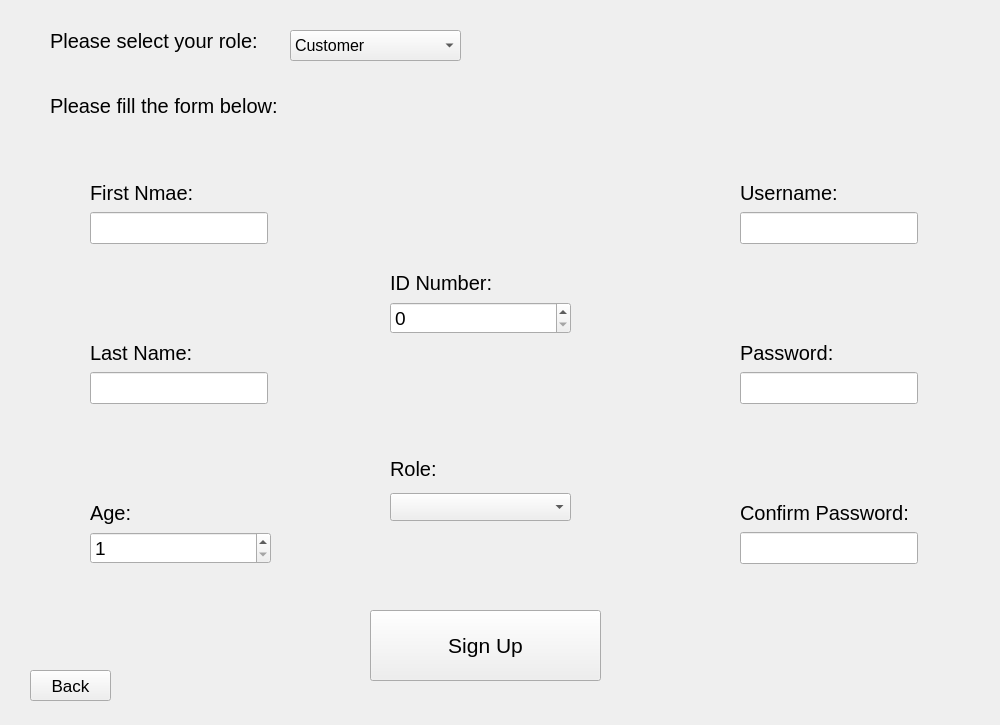
Old version of the form source/employee_signup.ui in the repository NimaMousavian/FBT-Market-Management-Application.
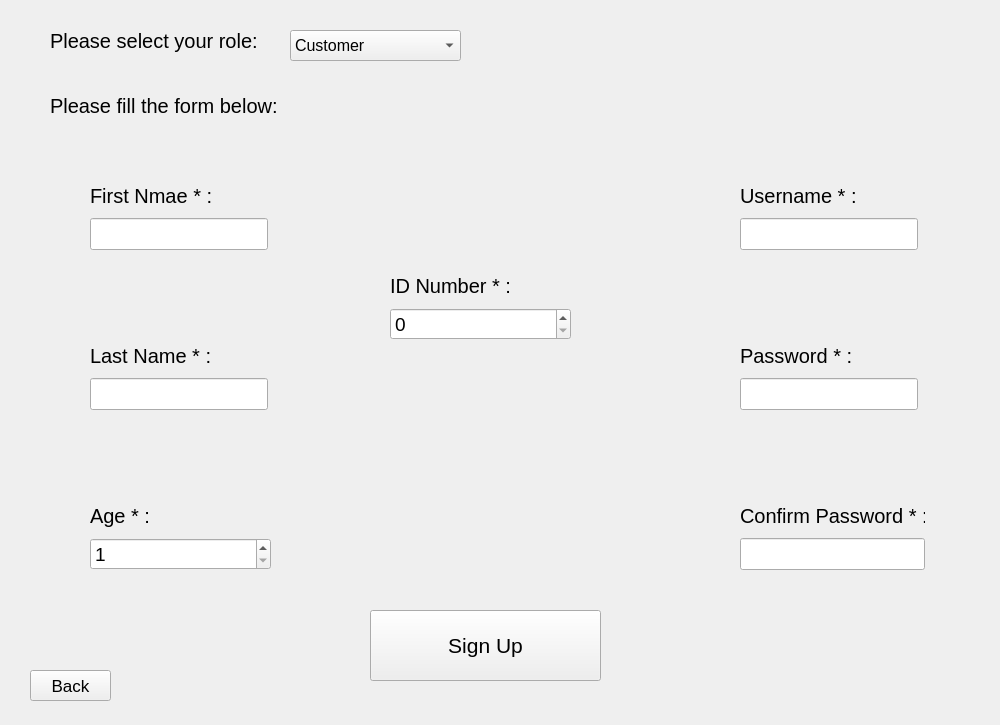
New version of the form.

What changed in the file:
```diff
--- a/source/employee_signup.ui
+++ b/source/employee_signup.ui
@@ -61,7 +61,7 @@
      <x>90</x>
      <y>340</y>
      <width>178</width>
-     <height>64</height>
+     <height>70</height>
     </rect>
    </property>
    <layout class="QVBoxLayout" name="verticalLayout_4">
@@ -73,7 +73,7 @@
        </font>
       </property>
       <property name="text">
-       <string>Last Name:</string>
+       <string>Last Name * :</string>
       </property>
      </widget>
     </item>
@@ -94,7 +94,7 @@
      <x>90</x>
      <y>180</y>
      <width>178</width>
-     <height>64</height>
+     <height>70</height>
     </rect>
    </property>
    <layout class="QVBoxLayout" name="verticalLayout">
@@ -106,7 +106,7 @@
        </font>
       </property>
       <property name="text">
-       <string>First Nmae:</string>
+       <string>First Nmae * :</string>
       </property>
      </widget>
     </item>
@@ -130,7 +130,7 @@
      <x>90</x>
      <y>500</y>
      <width>181</width>
-     <height>64</height>
+     <height>70</height>
     </rect>
    </property>
    <layout class="QVBoxLayout" name="verticalLayout_5">
@@ -142,7 +142,7 @@
        </font>
       </property>
       <property name="text">
-       <string>Age:</string>
+       <string>Age * :</string>
       </property>
      </widget>
     </item>
@@ -169,7 +169,7 @@
      <x>390</x>
      <y>270</y>
      <width>181</width>
-     <height>64</height>
+     <height>70</height>
     </rect>
    </property>
    <layout class="QVBoxLayout" name="verticalLayout_6">
@@ -181,7 +181,7 @@
        </font>
       </property>
       <property name="text">
-       <string>ID Number:</string>
+       <string>ID Number * :</string>
       </property>
      </widget>
     </item>
@@ -204,8 +204,8 @@
     <rect>
      <x>740</x>
      <y>500</y>
-     <width>178</width>
-     <height>64</height>
+     <width>185</width>
+     <height>70</height>
     </rect>
    </property>
    <layout class="QVBoxLayout" name="verticalLayout_10">
@@ -217,7 +217,7 @@
        </font>
       </property>
       <property name="text">
-       <string>Confirm Password:</string>
+       <string>Confirm Password * :</string>
       </property>
      </widget>
     </item>
@@ -238,7 +238,7 @@
      <x>740</x>
      <y>180</y>
      <width>178</width>
-     <height>64</height>
+     <height>70</height>
     </rect>
    </property>
    <layout class="QVBoxLayout" name="verticalLayout_8">
@@ -250,7 +250,7 @@
        </font>
       </property>
       <property name="text">
-       <string>Username:</string>
+       <string>Username * :</string>
       </property>
      </widget>
     </item>
@@ -271,7 +271,7 @@
      <x>740</x>
      <y>340</y>
      <width>178</width>
-     <height>64</height>
+     <height>70</height>
     </rect>
    </property>
    <layout class="QVBoxLayout" name="verticalLayout_9">
@@ -283,7 +283,7 @@
        </font>
       </property>
       <property name="text">
-       <string>Password:</string>
+       <string>Password * :</string>
       </property>
      </widget>
     </item>
@@ -359,39 +359,6 @@
     </property>
    </item>
   </widget>
-  <widget class="QWidget" name="">
-   <property name="geometry">
-    <rect>
-     <x>390</x>
-     <y>450</y>
-     <width>181</width>
-     <height>71</height>
-    </rect>
-   </property>
-   <layout class="QVBoxLayout" name="verticalLayout_2">
-    <item>
-     <widget class="QLabel" name="label_5">
-      <property name="font">
-       <font>
-        <pointsize>15</pointsize>
-       </font>
-      </property>
-      <property name="text">
-       <string>Role:</string>
-      </property>
-     </widget>
-    </item>
-    <item>
-     <widget class="QComboBox" name="role_combo">
-      <property name="font">
-       <font>
-        <pointsize>13</pointsize>
-       </font>
-      </property>
-     </widget>
-    </item>
-   </layout>
-  </widget>
  </widget>
  <resources/>
  <connections/>
```
